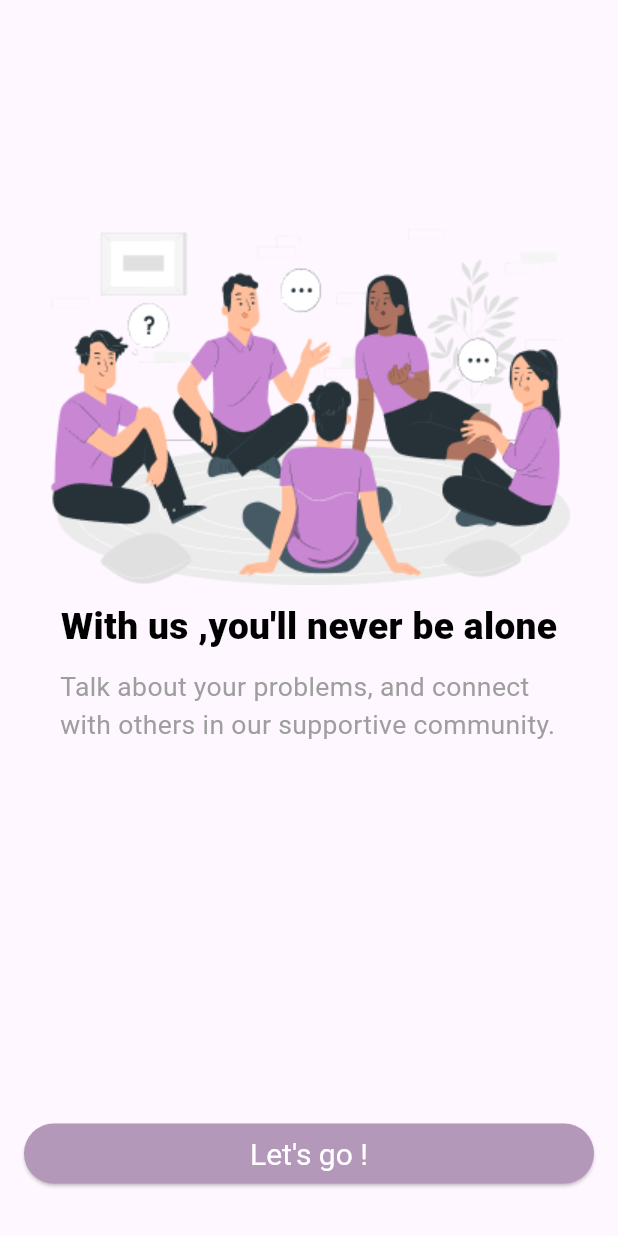
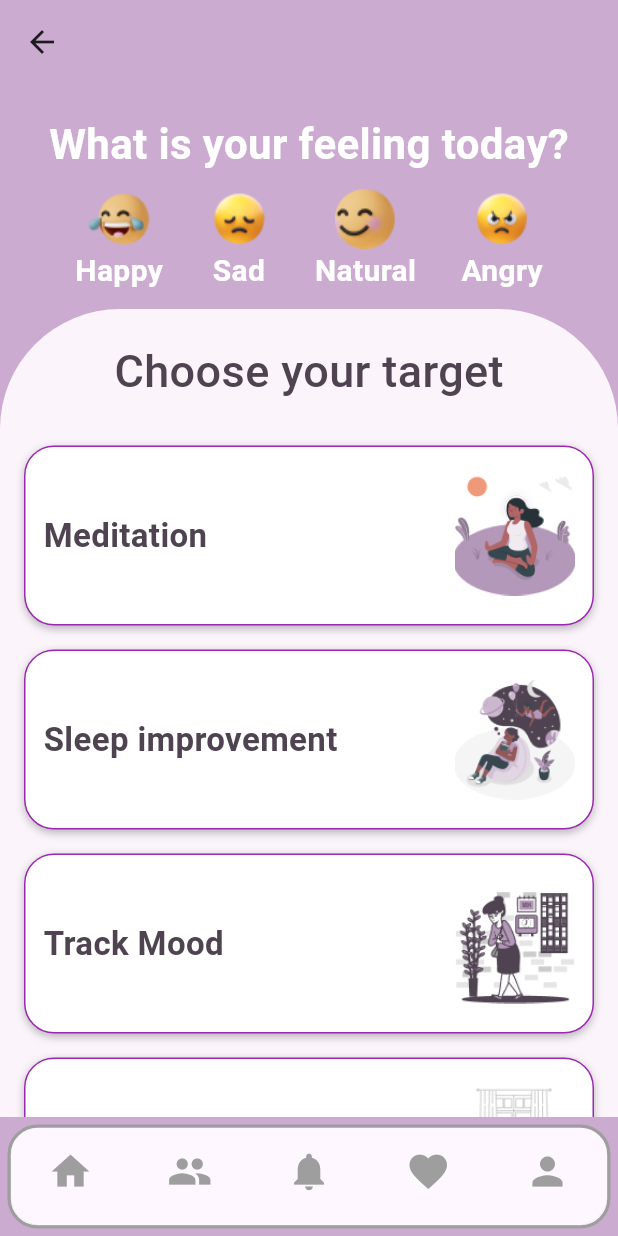
Before and after one commit to spidertunez/ZenRoots-App-, a Flutter app: the onboard3 screen opened by its route, after a tap on "Let's go !", on a phone screen of 412 x 824 dp. Run offline on Flutter 3.47's test engine with Material 3 defaults, Android fonts, the phone set to English and light mode, and no system bars.

Commit message:
created the home page with its details

```diff
--- a/lib/_b1.dart
+++ b/lib/_b1.dart
@@ -1,7 +1,7 @@
 import 'package:flutter/material.dart';
-import '_b2.dart'; // Ensure you import onboard2
-import '_b3.dart'; // Ensure you import onboard3
-import 'custom_page_route.dart'; // Import the custom page route
+import '_b2.dart';
+import '_b3.dart';
+import 'custom_page_route.dart';
 
 class Onboard1 extends StatelessWidget {
   const Onboard1({super.key});
--- a/lib/_b3.dart
+++ b/lib/_b3.dart
@@ -1,6 +1,7 @@
 import 'package:flutter/material.dart';
+import 'package:untitled20/home.dart';
 import 'custom_page_route.dart';
-import '_b2.dart';
+
 
 
 
@@ -45,7 +46,12 @@ class onboard3 extends StatelessWidget {
           )
           ),
           ElevatedButton(
-            onPressed: () {},
+            onPressed: () {
+              Navigator.push(
+                context,
+                SlidePageRoute(page:home()),
+              );
+            },
             style: ElevatedButton.styleFrom(
               foregroundColor: Colors.white,
               backgroundColor: Color(0xffB498B9),
--- /dev/null
+++ b/lib/home.dart
@@ -0,0 +1,257 @@
+import 'package:flutter/material.dart';
+
+class home extends StatelessWidget {
+  const home({super.key});
+  static const String route = '/home';
+
+  @override
+  Widget build(BuildContext context) {
+    return Scaffold(
+      backgroundColor: Color(0xffCBABD0),
+      appBar: AppBar(
+        backgroundColor: Color(0xffCBABD0),
+      ),
+      body: Column(
+        crossAxisAlignment: CrossAxisAlignment.start,
+        children: [
+          Container(
+            color: Color(0xffCBABD0),
+            width: double.infinity,
+            height: 150,
+            child: Column(
+              children: [
+                SizedBox(height: 20),
+                Text(
+                  "What is your feeling today?",
+                  style: TextStyle(
+                    fontSize: 28,
+                    fontWeight: FontWeight.w600,
+                    color: Colors.white,
+                  ),
+                ),
+                SizedBox(height: 10),
+                Container(
+                  width: double.infinity,
+                  margin: EdgeInsets.symmetric(horizontal: 20),
+                  child: Row(
+                    mainAxisAlignment: MainAxisAlignment.spaceEvenly,
+                    children: [
+                      GestureDetector(
+                        onTap: () {
+                          print('Happy tapped');
+                        },
+                        child: Column(
+                          children: [
+                            Image.asset('assets/images/Frame 33860.png'),
+                            Text(
+                              'Happy',
+                              style: TextStyle(
+                                fontWeight: FontWeight.w600,
+                                fontSize: 20,
+                                color: Colors.white,
+                              ),
+                            ),
+                          ],
+                        ),
+                      ),
+                      GestureDetector(
+                        onTap: () {
+                          print('Sad tapped');
+                        },
+                        child: Column(
+                          children: [
+                            Image.asset('assets/images/Frame 33859.png'),
+                            Text(
+                              'Sad',
+                              style: TextStyle(
+                                fontWeight: FontWeight.w600,
+                                fontSize: 20,
+                                color: Colors.white,
+                              ),
+                            ),
+                          ],
+                        ),
+                      ),
+                      GestureDetector(
+                        onTap: () {
+                          print('Natural tapped');
+                        },
+                        child: Column(
+                          children: [
+                            Image.asset('assets/images/Frame 33862.png'),
+                            Text(
+                              'Natural',
+                              style: TextStyle(
+                                fontWeight: FontWeight.w600,
+                                fontSize: 20,
+                                color: Colors.white,
+                              ),
+                            ),
+                          ],
+                        ),
+                      ),
+                      GestureDetector(
+                        onTap: () {
+                          print('Angry tapped');
+                        },
+                        child: Column(
+                          children: [
+                            Image.asset('assets/images/Frame 33861.png'),
+                            Text(
+                              'Angry',
+                              style: TextStyle(
+                                fontWeight: FontWeight.w600,
+                                fontSize: 20,
+                                color: Colors.white,
+                              ),
+                            ),
+                          ],
+                        ),
+                      ),
+                    ],
+                  ),
+                ),
+              ],
+            ),
+          ),
+          Expanded(
+            child: Container(
+              width: double.infinity,
+              decoration: BoxDecoration(
+                color: Color(0xfffbf5fb),
+                borderRadius: BorderRadius.only(
+                  topRight: Radius.circular(80),
+                  topLeft: Radius.circular(80),
+                ),
+              ),
+              child: Column(
+                children: [
+                  SizedBox(height: 20),
+                  Text(
+                    "Choose your target",
+                    style: TextStyle(
+                      fontSize: 30,
+                      fontWeight: FontWeight.w500,
+                      color: Color(0xff4F4351),
+                    ),
+                  ),
+                  SizedBox(height: 20),
+                  Expanded(
+                    child: ListView(
+                      children: _buildGestureDetectors(),
+                    ),
+                  ),
+                ],
+              ),
+            ),
+          ),
+        ],
+      ),
+      bottomNavigationBar: Container(
+        margin: EdgeInsets.all(5),
+        decoration: BoxDecoration(
+          color: Color(0xfffbf5fb),
+          borderRadius: BorderRadius.all(Radius.circular(20)),
+          border: Border.all(
+            color: Colors.grey,
+            width: 2.2,
+          ),
+        ),
+        child: ClipRRect(
+          borderRadius: BorderRadius.all(Radius.circular(20)),
+          child: BottomNavigationBar(
+            items: [
+              BottomNavigationBarItem(
+                icon: Icon(Icons.home, size: 30, color: Colors.grey),
+                label: '',
+              ),
+              BottomNavigationBarItem(
+                icon: Icon(Icons.group, size: 30, color: Colors.grey),
+                label: '',
+              ),
+              BottomNavigationBarItem(
+                icon: Icon(Icons.notifications, size: 30, color: Colors.grey),
+                label: '',
+              ),
+              BottomNavigationBarItem(
+                icon: Icon(Icons.favorite, size: 30, color: Colors.grey),
+                label: '',
+              ),
+              BottomNavigationBarItem(
+                icon: Icon(Icons.person, size: 30, color: Colors.grey),
+                label: '',
+              ),
+            ],
+            currentIndex: 0,
+            onTap: (index) {
+
+              print('Selected index: $index');
+            },
+            type: BottomNavigationBarType.fixed,
+            selectedItemColor: Colors.purple,
+            unselectedItemColor: Colors.grey,
+            showSelectedLabels: false,
+            showUnselectedLabels: false,
+          ),
+        ),
+      ),
+    );
+  }
+
+  List<Widget> _buildGestureDetectors() {
+
+    final items = [
+      {'text': 'Meditation', 'image': 'assets/images/amico 3.png'},
+      {'text': 'Sleep improvement', 'image': 'assets/images/amico 2.png'},
+      {'text': 'Track Mood', 'image': 'assets/images/bro.png'},
+      {'text': 'Reduce stress', 'image': 'assets/images/bro 2.png'},
+    ];
+
+    return items.map((item) {
+      return GestureDetector(
+        onTap: () {
+
+          print('${item['text']} tapped');
+        },
+        child: Container(
+          margin: EdgeInsets.symmetric(vertical: 8, horizontal: 16),
+          padding: EdgeInsets.all(12),
+          height: 120,
+          decoration: BoxDecoration(
+            color: Colors.white,
+            borderRadius: BorderRadius.circular(20),
+            border: Border.all(
+              color: Colors.purple,
+              width: 1,
+            ),
+            boxShadow: [
+              BoxShadow(
+                color: Colors.black26,
+                blurRadius: 4,
+                offset: Offset(0, 2),
+              ),
+            ],
+          ),
+          child: Row(
+            mainAxisAlignment: MainAxisAlignment.spaceBetween,
+            children: [
+              Expanded(
+                child: Text(
+                  item['text']!,
+                  style: TextStyle(fontSize: 22, fontWeight: FontWeight.w600, color: Color(0xff4F4351)),
+                ),
+              ),
+              SizedBox(width: 16),
+              Image.asset(
+                item['image']!,
+                width: 80,
+                height: 80,
+                fit: BoxFit.cover,
+              ),
+            ],
+          ),
+        ),
+      );
+    }).toList();
+  }
+}
--- a/lib/main.dart
+++ b/lib/main.dart
@@ -1,4 +1,5 @@
 import 'package:flutter/material.dart';
+import 'package:untitled20/home.dart';
 import 'splash.dart';
 import '_b1.dart';
 import '_b2.dart';
@@ -17,6 +18,7 @@ class MyApp extends StatelessWidget {
         Onboard1.route: (context) => const Onboard1(),
         Onboard2.route: (context) => const Onboard2(),
         onboard3.route: (context) => const onboard3(),
+        home.route:(context) => const home(),
       },
     );
   }
```
Also changed, not shown: pubspec.yaml (+10 -0 lines), assets/images/Frame 33715.png (added), assets/images/Frame 33859.png (added), assets/images/Frame 33860.png (added), assets/images/Frame 33861.png (added), assets/images/Frame 33862.png (added), assets/images/amico 2.png (added), assets/images/amico 3.png (added), assets/images/bro 2.png (added), assets/images/bro.png (added), assets/images/nn.png (added), 1 other file.
